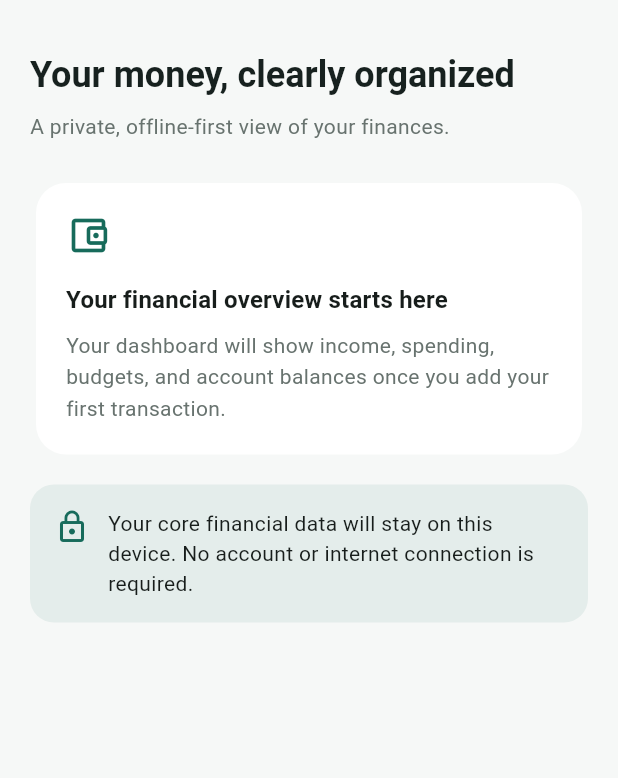
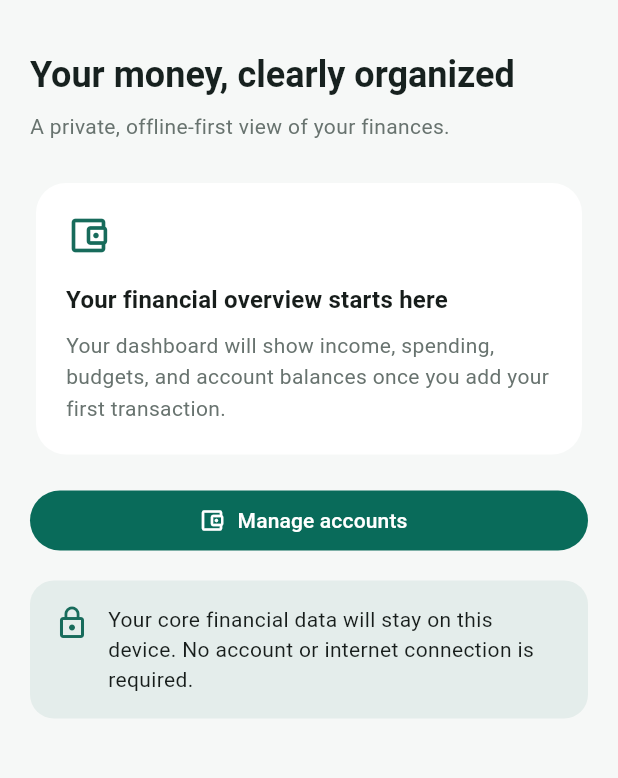
Before and after one commit to ShaheenDevs/Personal-Finance-Budget-Tracker, a Flutter app: the screen it shows after launch, on a phone screen of 412 x 824 dp, the part 63-841 px from its top. Run offline on Flutter 3.47's test engine with Material 3 defaults, Android fonts, the phone set to English and light mode, and no system bars; our stand-ins replace drift, drift_flutter, stacked, stacked_services, stacked_shared; accounts and stored records are empty; generated files the repository leaves out were written again.

Commit message:
feat(dashboard): link to account management

```diff
--- a/lib/ui/views/dashboard/dashboard_view.dart
+++ b/lib/ui/views/dashboard/dashboard_view.dart
@@ -1,5 +1,8 @@
 import 'package:flutter/material.dart';
+import 'package:personal_finance_budget_tracker/app/app.locator.dart';
+import 'package:personal_finance_budget_tracker/app/app.router.dart';
 import 'package:personal_finance_budget_tracker/app/app_theme.dart';
+import 'package:stacked_services/stacked_services.dart';
 import 'package:personal_finance_budget_tracker/ui/views/dashboard/dashboard_viewmodel.dart';
 import 'package:stacked/stacked.dart';
 
@@ -73,6 +76,14 @@ class DashboardView extends StackedView<DashboardViewModel> {
               ),
             ),
             const SizedBox(height: 16),
+            FilledButton.icon(
+              onPressed: () => locator<NavigationService>().navigateTo(
+                Routes.accountsView,
+              ),
+              icon: const Icon(Icons.account_balance_wallet_outlined),
+              label: const Text('Manage accounts'),
+            ),
+            const SizedBox(height: 16),
             const _FoundationNote(),
           ],
         ),
```
